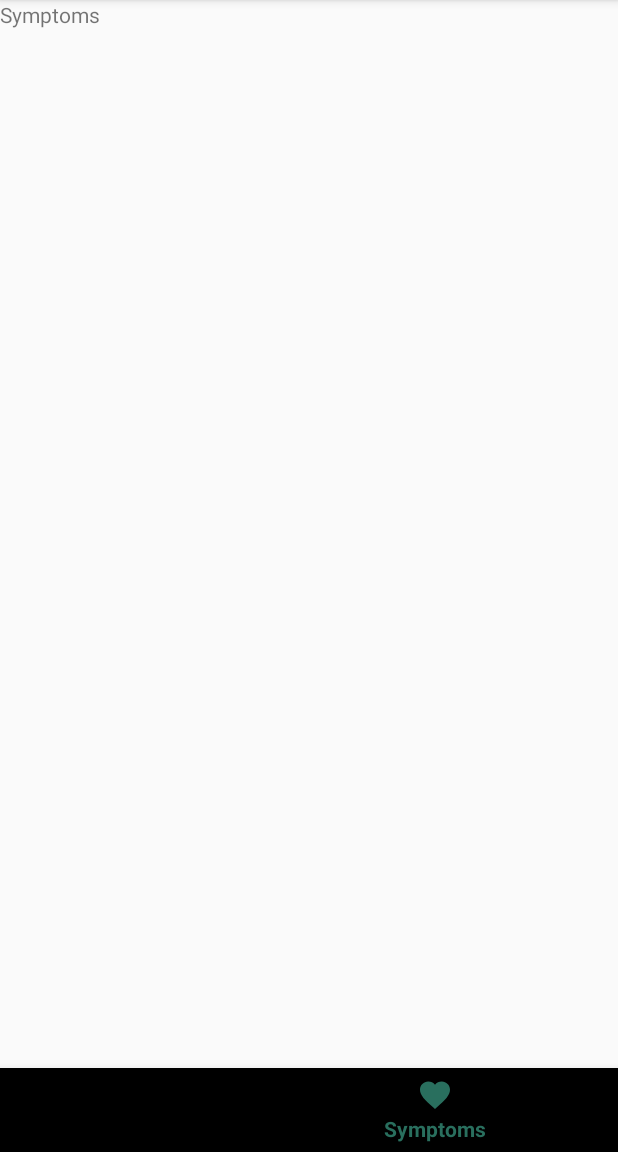
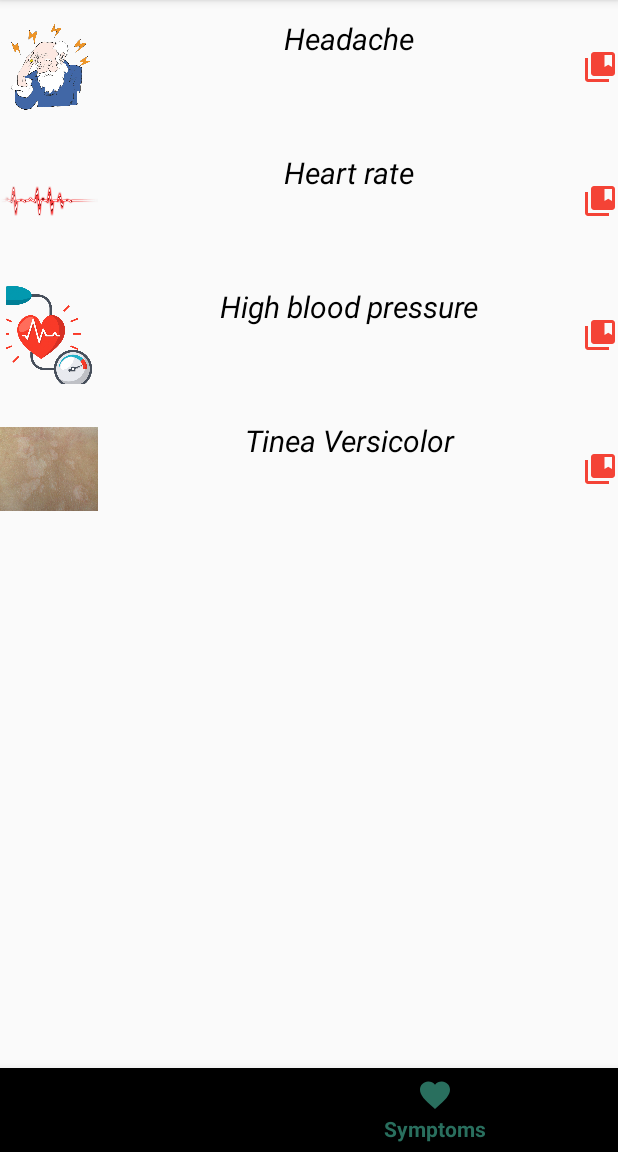
Before and after one commit to JohnyLearning/Eatlimination-Android, an Android app: the screen it shows after launch (StartActivity), item 2 of the bottom bar chosen, on a phone screen of 412 x 824 dp, the part 84-1236 px from its top. Run offline under Robolectric (Android 15) with nearby library versions, the light colour scheme and no system bars; our stand-ins replace Picasso, Room's generated code, RxJava, data binding, navigation-ui; pictures from the network do not load; 1 statement that could not run was skipped.

Commit message:
added symptoms fragment

```diff
--- a/app/src/main/java/com/ihadzhi/eatlimination/data/EatliminationDatabase.java
+++ b/app/src/main/java/com/ihadzhi/eatlimination/data/EatliminationDatabase.java
@@ -9,6 +9,8 @@ import androidx.room.RoomDatabase;
 import androidx.room.TypeConverters;
 import androidx.sqlite.db.SupportSQLiteDatabase;
 
+import com.ihadzhi.eatlimination.R;
+
 import java.util.concurrent.Executors;
 
 @Database(entities = {Food.class, Diet.class, Symptom.class, SymptomRecord.class}, version = 1, exportSchema = false)
@@ -16,10 +18,10 @@ import java.util.concurrent.Executors;
 public abstract class EatliminationDatabase extends RoomDatabase {
 
     private static final Symptom[] symptoms = new Symptom[] {
-        new Symptom(100, "High blood pressure", "Common condition in which the long-term force of the blood against your artery walls is high enough that it may eventually cause health problems", "hbp.png"),
-        new Symptom(200, "Heart rate", "The speed of the heartbeat measured by the number of contractions of the heart per minute", "heartrate.png"),
-        new Symptom(300, "Headache", "The symptom of pain in the face, head, or neck", "headache.png"),
-        new Symptom(400, "Tinea Versicolor", "Fungal infection of the skin, caused by a type of yeast that naturally lives on your skin.", "tineaversicolor.png")
+        new Symptom(100, "High blood pressure", "Common condition in which the long-term force of the blood against your artery walls is high enough that it may eventually cause health problems", R.drawable.hbp),
+        new Symptom(200, "Heart rate", "The speed of the heartbeat measured by the number of contractions of the heart per minute", R.drawable.heartbeat),
+        new Symptom(300, "Headache", "The symptom of pain in the face, head, or neck", R.drawable.headache),
+        new Symptom(400, "Tinea Versicolor", "Fungal infection of the skin, caused by a type of yeast that naturally lives on your skin.", R.drawable.tineaversicolor)
     };
 
     private static final String DB_NAME = "eatlimination";
--- a/app/src/main/java/com/ihadzhi/eatlimination/data/Symptom.java
+++ b/app/src/main/java/com/ihadzhi/eatlimination/data/Symptom.java
@@ -1,5 +1,6 @@
 package com.ihadzhi.eatlimination.data;
 
+import androidx.annotation.DrawableRes;
 import androidx.annotation.NonNull;
 import androidx.room.Entity;
 import androidx.room.PrimaryKey;
@@ -11,15 +12,16 @@ public class Symptom {
     @NonNull
     private long id;
 
-    private String imageName;
+    @DrawableRes
+    private int imageResource;
 
     private String name;
 
     private String description;
 
-    public Symptom(@NonNull long id, String name, String description, String imageName) {
+    public Symptom(@NonNull long id, String name, String description, int imageResource) {
         this.id = id;
-        this.imageName = imageName;
+        this.imageResource = imageResource;
         this.name = name;
         this.description = description;
     }
@@ -29,8 +31,8 @@ public class Symptom {
         return id;
     }
 
-    public String getImageName() {
-        return imageName;
+    public @DrawableRes int getImageResource() {
+        return imageResource;
     }
 
     public String getName() {
--- a/app/src/main/java/com/ihadzhi/eatlimination/data/SymptomDao.java
+++ b/app/src/main/java/com/ihadzhi/eatlimination/data/SymptomDao.java
@@ -12,6 +12,9 @@ import java.util.List;
 @Dao
 public interface SymptomDao {
 
+    @Query("SELECT * FROM symptom ORDER BY name")
+    LiveData<List<Symptom>> getAll();
+
     @Insert
     void insertAll(Symptom ... symptoms);
 
--- a/app/src/main/java/com/ihadzhi/eatlimination/ui/FoodsIncludedFragment.java
+++ b/app/src/main/java/com/ihadzhi/eatlimination/ui/FoodsIncludedFragment.java
@@ -58,7 +58,7 @@ public class FoodsIncludedFragment extends BaseFragment {
             if (activeDiet != null) {
                 foodsIncludedViewModel.getFoods(activeDiet.getId()).observe(getActivity(), foods -> {
                     if (foods != null && foods.size() > 0) {
-                        setupFoodListContent(foods);
+                        foodsIncludedAdapter.setFoods(foods);
                     }
                 });
             }
@@ -72,10 +72,6 @@ public class FoodsIncludedFragment extends BaseFragment {
         showNavigation();
     }
 
-    private void setupFoodListContent(@NotNull List<Food> foods) {
-        foodsIncludedAdapter.setFoods(foods);
-    }
-
     @Override
     public boolean onOptionsItemSelected(@NonNull MenuItem item) {
         if (item.getItemId() == android.R.id.home) {
--- a/app/src/main/java/com/ihadzhi/eatlimination/ui/SymptomsAdapter.java
+++ b/app/src/main/java/com/ihadzhi/eatlimination/ui/SymptomsAdapter.java
@@ -8,76 +8,76 @@ import android.view.ViewGroup;
 import androidx.annotation.NonNull;
 import androidx.recyclerview.widget.RecyclerView;
 
+import com.ihadzhi.eatlimination.R;
 import com.ihadzhi.eatlimination.data.Food;
+import com.ihadzhi.eatlimination.data.Symptom;
 import com.ihadzhi.eatlimination.databinding.FoodsIncludedItemBinding;
+import com.ihadzhi.eatlimination.databinding.SymptomsItemBinding;
 import com.squareup.picasso.Picasso;
 
 import java.util.List;
 import java.util.concurrent.Executor;
 
-class SymptomsAdapter extends RecyclerView.Adapter<SymptomsAdapter.FoodsIncludedViewHolder> {
+class SymptomsAdapter extends RecyclerView.Adapter<SymptomsAdapter.SymptomsViewHolder> {
 
     @FunctionalInterface
-    public interface FoodClickListener {
-        void execute(Food food);
+    public interface SymptomClickListener {
+        void execute(Symptom symptom);
     }
 
     private final Context context;
-    private List<Food> foods;
-    private FoodClickListener foodClickListener;
+    private List<Symptom> symptoms;
+    private SymptomClickListener symptomClickListener;
 
-    public SymptomsAdapter(Context context, FoodClickListener foodClickListener) {
+    public SymptomsAdapter(Context context, SymptomClickListener symptomClickListener) {
         this.context = context;
-        this.foodClickListener = foodClickListener;
+        this.symptomClickListener = symptomClickListener;
     }
 
     @NonNull
     @Override
-    public FoodsIncludedViewHolder onCreateViewHolder(@NonNull ViewGroup parent, int viewType) {
+    public SymptomsViewHolder onCreateViewHolder(@NonNull ViewGroup parent, int viewType) {
         LayoutInflater layoutInflater = LayoutInflater.from(context);
-        FoodsIncludedItemBinding binding = FoodsIncludedItemBinding.inflate(layoutInflater, parent, false);
-        return new FoodsIncludedViewHolder(binding);
+        SymptomsItemBinding binding = SymptomsItemBinding.inflate(layoutInflater, parent, false);
+        return new SymptomsViewHolder(binding);
     }
 
     @Override
-    public void onBindViewHolder(@NonNull FoodsIncludedViewHolder holder, int position) {
-        Food food = foods.get(position);
-        holder.bind(food);
+    public void onBindViewHolder(@NonNull SymptomsViewHolder holder, int position) {
+        Symptom symptom = symptoms.get(position);
+        holder.bind(symptom);
     }
 
-    public void setFoods(List<Food> foods) {
-        this.foods = foods;
+    public void setSymptoms(List<Symptom> symptoms) {
+        this.symptoms = symptoms;
         notifyDataSetChanged();
     }
 
     @Override
     public int getItemCount() {
-        return foods != null ? foods.size() : 0;
+        return symptoms != null ? symptoms.size() : 0;
     }
 
-    class FoodsIncludedViewHolder extends RecyclerView.ViewHolder implements View.OnClickListener {
+    class SymptomsViewHolder extends RecyclerView.ViewHolder implements View.OnClickListener {
 
-        FoodsIncludedItemBinding binding;
+        SymptomsItemBinding binding;
         private Executor executor;
 
-        public FoodsIncludedViewHolder(FoodsIncludedItemBinding binding) {
+        public SymptomsViewHolder(SymptomsItemBinding binding) {
             super(binding.getRoot());
             this.binding = binding;
         }
 
-        void bind(Food food) {
-            binding.setFood(food);
-            Picasso.get()
-                    .load("https://spoonacular.com/cdn/ingredients_100x100/" + food.getImageUrl())
-                    .into(binding.foodImage);
+        void bind(Symptom symptom) {
+            binding.setSymptom(symptom);
+            binding.symptomImage.setImageDrawable(context.getResources().getDrawable(symptom.getImageResource(), null));
             itemView.setOnClickListener(this);
-            binding.foodName.setText(food.getTitle());
         }
 
         @Override
         public void onClick(View v) {
-            if (foodClickListener != null && foods != null && foods.size() > 0) {
-                foodClickListener.execute(foods.get(getAdapterPosition()));
+            if (symptomClickListener != null && symptoms != null && symptoms.size() > 0) {
+                symptomClickListener.execute(symptoms.get(getAdapterPosition()));
             }
         }
 
--- a/app/src/main/java/com/ihadzhi/eatlimination/ui/SymptomsFragment.java
+++ b/app/src/main/java/com/ihadzhi/eatlimination/ui/SymptomsFragment.java
@@ -1,5 +1,6 @@
 package com.ihadzhi.eatlimination.ui;
 
+import androidx.databinding.DataBindingUtil;
 import androidx.lifecycle.ViewModelProviders;
 
 import android.os.Bundle;
@@ -8,6 +9,8 @@ import androidx.annotation.NonNull;
 import androidx.annotation.Nullable;
 import androidx.fragment.app.Fragment;
 import androidx.navigation.fragment.NavHostFragment;
+import androidx.recyclerview.widget.LinearLayoutManager;
+import androidx.recyclerview.widget.RecyclerView;
 
 import android.view.LayoutInflater;
 import android.view.MenuItem;
@@ -15,10 +18,14 @@ import android.view.View;
 import android.view.ViewGroup;
 
 import com.ihadzhi.eatlimination.R;
+import com.ihadzhi.eatlimination.databinding.SymptomsFragmentBinding;
+import com.ihadzhi.eatlimination.viewmodel.SymptomsViewModel;
 
 public class SymptomsFragment extends Fragment {
 
-    private SymptomsViewModel mViewModel;
+    private SymptomsViewModel symptomsViewModel;
+    private SymptomsAdapter symptomsAdapter;
+    private SymptomsFragmentBinding dataBinding;
 
     public static SymptomsFragment newInstance() {
         return new SymptomsFragment();
@@ -27,15 +34,30 @@ public class SymptomsFragment extends Fragment {
     @Override
     public View onCreateView(@NonNull LayoutInflater inflater, @Nullable ViewGroup container,
                              @Nullable Bundle savedInstanceState) {
+        dataBinding = DataBindingUtil.inflate(inflater, R.layout.symptoms_fragment, container, false);
         setHasOptionsMenu(true);
-        return inflater.inflate(R.layout.symptoms_fragment, container, false);
+        return dataBinding.getRoot();
     }
 
     @Override
     public void onActivityCreated(@Nullable Bundle savedInstanceState) {
         super.onActivityCreated(savedInstanceState);
-        mViewModel = ViewModelProviders.of(this).get(SymptomsViewModel.class);
-        // TODO: Use the ViewModel
+        symptomsViewModel = ViewModelProviders.of(this).get(SymptomsViewModel.class);
+        symptomsAdapter = new SymptomsAdapter(getActivity(), symptoms -> {
+
+        });
+        symptomsViewModel.getSymptoms().observe(getActivity(), symptoms -> {
+            symptomsAdapter.setSymptoms(symptoms);
+            LinearLayoutManager layoutManager = new LinearLayoutManager(getActivity(), RecyclerView.VERTICAL, false);
+            dataBinding.symptomsList.setLayoutManager(layoutManager);
+            dataBinding.symptomsList.setAdapter(symptomsAdapter);
+        });
+    }
+
+    @Override
+    public void onViewCreated(@NonNull View view, @Nullable Bundle savedInstanceState) {
+        super.onViewCreated(view, savedInstanceState);
+
     }
 
     @Override
--- a/app/src/main/java/com/ihadzhi/eatlimination/ui/SymptomsViewModel.java
+++ /dev/null
@@ -1,7 +0,0 @@
-package com.ihadzhi.eatlimination.ui;
-
-import androidx.lifecycle.ViewModel;
-
-public class SymptomsViewModel extends ViewModel {
-    // TODO: Implement the ViewModel
-}
--- a/app/src/main/java/com/ihadzhi/eatlimination/viewmodel/SearchFoodsViewModel.java
+++ b/app/src/main/java/com/ihadzhi/eatlimination/viewmodel/SearchFoodsViewModel.java
@@ -15,7 +15,7 @@ import java.util.List;
 import io.reactivex.android.schedulers.AndroidSchedulers;
 import io.reactivex.schedulers.Schedulers;
 
-public class SearchFoodsViewModel extends AndroidViewModel {
+public class SearchFoodsViewModel extends BaseViewModel {
 
     private MutableLiveData<List<SpoonFoodAuto>> foundFoods;
     private SpoonacularService spoonacularService;
--- /dev/null
+++ b/app/src/main/java/com/ihadzhi/eatlimination/viewmodel/SymptomsViewModel.java
@@ -0,0 +1,32 @@
+package com.ihadzhi.eatlimination.viewmodel;
+
+import android.app.Application;
+
+import androidx.annotation.NonNull;
+import androidx.annotation.Nullable;
+import androidx.lifecycle.LiveData;
+import androidx.lifecycle.MutableLiveData;
+
+import com.ihadzhi.eatlimination.data.Food;
+import com.ihadzhi.eatlimination.data.Symptom;
+
+import java.util.List;
+
+public class SymptomsViewModel extends BaseViewModel {
+
+    private LiveData<List<Symptom>> symptoms;
+
+    public SymptomsViewModel(@NonNull Application application) {
+        super(application);
+    }
+
+    @Nullable
+    public LiveData<List<Symptom>> getSymptoms() {
+        if (symptoms == null) {
+            symptoms = new MutableLiveData<>();
+            symptoms = database.symptomDao().getAll();
+        };
+        return symptoms;
+    }
+
+}
--- a/app/src/main/res/layout/symptoms_fragment.xml
+++ b/app/src/main/res/layout/symptoms_fragment.xml
@@ -1,13 +1,24 @@
 <?xml version="1.0" encoding="utf-8"?>
-<FrameLayout xmlns:android="http://schemas.android.com/apk/res/android"
+
+<layout
+    xmlns:android="http://schemas.android.com/apk/res/android"
     xmlns:tools="http://schemas.android.com/tools"
-    android:layout_width="match_parent"
-    android:layout_height="match_parent"
-    tools:context=".ui.SymptomsFragment">
+    xmlns:app="http://schemas.android.com/apk/res-auto">
 
-    <TextView
+    <FrameLayout
+        android:id="@+id/symptoms_container"
         android:layout_width="match_parent"
-        android:layout_height="match_parent"
-        android:text="Symptoms" />
+        android:layout_height="match_parent">
 
-</FrameLayout>
+        <androidx.recyclerview.widget.RecyclerView
+            android:id="@+id/symptoms_list"
+            android:layout_width="match_parent"
+            android:layout_height="match_parent"
+            android:layout_marginTop="12dp"
+            app:layout_constraintTop_toTopOf="parent"
+            app:layout_constraintStart_toStartOf="parent"
+            app:layout_constraintEnd_toEndOf="parent"/>
+
+    </FrameLayout>
+
+</layout>
--- /dev/null
+++ b/app/src/main/res/layout/symptoms_item.xml
@@ -0,0 +1,47 @@
+<?xml version="1.0" encoding="utf-8"?>
+<layout
+    xmlns:android="http://schemas.android.com/apk/res/android"
+    xmlns:tools="http://schemas.android.com/tools">
+
+    <data>
+
+        <variable
+            name="symptom"
+            type="com.ihadzhi.eatlimination.data.Symptom" />
+    </data>
+    <LinearLayout
+        android:orientation="horizontal"
+        android:layout_width="match_parent"
+        android:layout_height="wrap_content"
+        android:paddingBottom="24dp">
+
+        <ImageView
+            android:id="@+id/symptom_image"
+            android:layout_width="65dp"
+            android:layout_height="65dp"
+            android:layout_gravity="center"
+            tools:src="@drawable/ic_add_food_button"/>
+
+        <TextView
+            android:layout_marginStart="12dp"
+            android:layout_width="match_parent"
+            android:gravity="center"
+            android:fontFamily="sans-serif"
+            android:textStyle="italic"
+            android:textSize="20sp"
+            android:textColor="@color/Black"
+            android:layout_weight="1"
+            android:text="@{symptom.name}"
+            android:layout_height="wrap_content"
+            tools:text="Food name"/>
+
+        <ImageView
+            android:id="@+id/symptom_recording_action"
+            android:layout_width="24dp"
+            android:layout_height="24dp"
+            android:layout_gravity="center_vertical"
+            android:tint="@color/colorAccent"
+            android:src="@drawable/ic_add_to_diet" />
+
+    </LinearLayout>
+</layout>
```
Also changed, not shown: app/src/main/res/drawable/hbp.png (added), app/src/main/res/drawable/headache.png (added), app/src/main/res/drawable/heartbeat.png (added), app/src/main/res/drawable/tineaversicolor.jpg (added).
